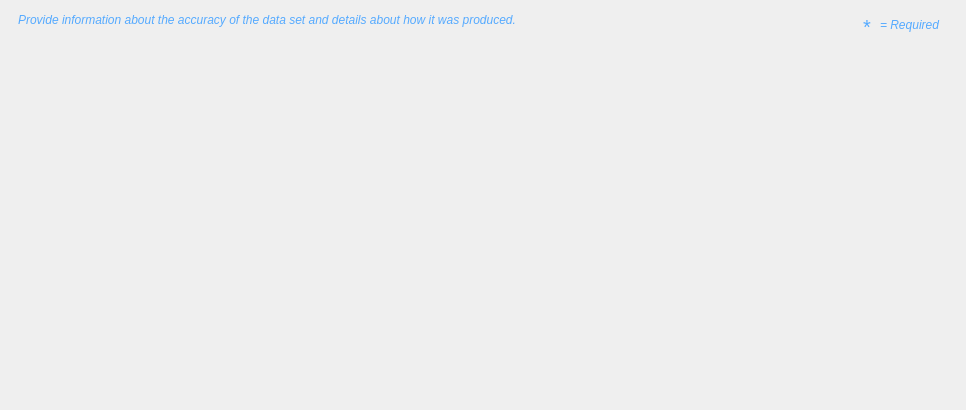
DOI-USGS/fort-pymdwizard, file pymdwizard/gui/ui_files/DataQuality.ui: the form before one commit.
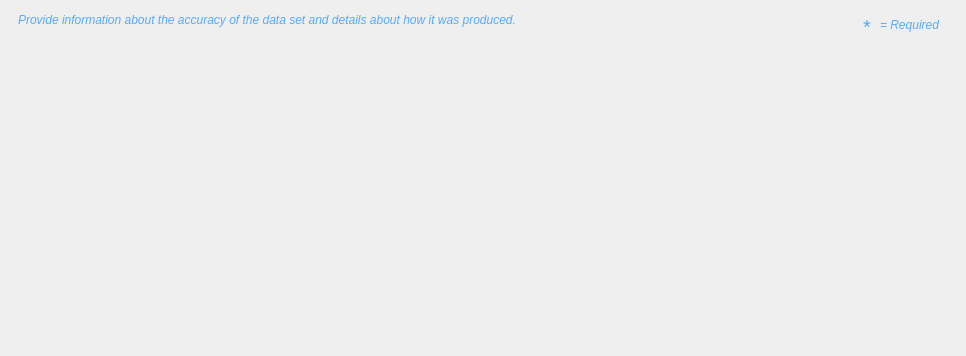
The form after the commit.

Commit message: changes to Data Qual tab

```diff
--- a/pymdwizard/gui/ui_files/DataQuality.ui
+++ b/pymdwizard/gui/ui_files/DataQuality.ui
@@ -7,7 +7,7 @@
     <x>0</x>
     <y>0</y>
     <width>966</width>
-    <height>410</height>
+    <height>356</height>
    </rect>
   </property>
   <property name="windowTitle">
@@ -273,7 +273,7 @@
         <x>0</x>
         <y>0</y>
         <width>955</width>
-        <height>361</height>
+        <height>307</height>
        </rect>
       </property>
       <layout class="QVBoxLayout" name="verticalLayout_3">
@@ -294,34 +294,16 @@
        </property>
        <item>
         <widget class="QWidget" name="two_column" native="true">
-         <layout class="QHBoxLayout" name="horizontalLayout_4">
-          <property name="spacing">
-           <number>1</number>
-          </property>
-          <property name="leftMargin">
-           <number>0</number>
-          </property>
-          <property name="topMargin">
-           <number>0</number>
-          </property>
-          <property name="rightMargin">
-           <number>0</number>
-          </property>
-          <property name="bottomMargin">
-           <number>0</number>
-          </property>
-          <item>
-           <layout class="QVBoxLayout" name="verticalLayout">
+         <layout class="QVBoxLayout" name="verticalLayout_7">
             <item>
              <layout class="QHBoxLayout" name="horizontalLayout_2">
-              <property name="leftMargin">
-               <number>2</number>
-              </property>
+            <item>
+             <layout class="QVBoxLayout" name="verticalLayout">
               <item>
                <widget class="QWidget" name="two_column_left" native="true">
                 <layout class="QVBoxLayout" name="verticalLayout_5">
                  <property name="leftMargin">
-                  <number>12</number>
+                  <number>18</number>
                  </property>
                  <property name="topMargin">
                   <number>3</number>
@@ -332,25 +314,26 @@
                  <property name="bottomMargin">
                   <number>3</number>
                  </property>
+                </layout>
+               </widget>
+              </item>
                  <item>
                   <spacer name="verticalSpacer">
                    <property name="orientation">
                     <enum>Qt::Vertical</enum>
                    </property>
-                   <property name="sizeType">
-                    <enum>QSizePolicy::MinimumExpanding</enum>
-                   </property>
                    <property name="sizeHint" stdset="0">
                     <size>
                      <width>20</width>
-                     <height>0</height>
+                  <height>40</height>
                     </size>
                    </property>
                   </spacer>
                  </item>
                 </layout>
-               </widget>
-              </item>
+            </item>
+            <item>
+             <layout class="QVBoxLayout" name="verticalLayout_6">
               <item>
                <widget class="QWidget" name="two_column_right" native="true">
                 <layout class="QVBoxLayout" name="verticalLayout_4">
@@ -366,24 +349,23 @@
                  <property name="bottomMargin">
                   <number>3</number>
                  </property>
+                </layout>
+               </widget>
+              </item>
                  <item>
                   <spacer name="verticalSpacer_2">
                    <property name="orientation">
                     <enum>Qt::Vertical</enum>
                    </property>
-                   <property name="sizeType">
-                    <enum>QSizePolicy::Minimum</enum>
-                   </property>
                    <property name="sizeHint" stdset="0">
                     <size>
                      <width>20</width>
-                     <height>0</height>
+                  <height>40</height>
                     </size>
                    </property>
                   </spacer>
                  </item>
                 </layout>
-               </widget>
               </item>
              </layout>
             </item>
@@ -407,7 +389,18 @@
               </item>
              </layout>
             </item>
-           </layout>
+          <item>
+           <spacer name="verticalSpacer_4">
+            <property name="orientation">
+             <enum>Qt::Vertical</enum>
+            </property>
+            <property name="sizeHint" stdset="0">
+             <size>
+              <width>20</width>
+              <height>89</height>
+             </size>
+            </property>
+           </spacer>
           </item>
          </layout>
         </widget>
```
Left out of the diff: 3 changed lines with no effect on the pictures. Lines whose indentation alone changed are shown as unchanged. The commit also changes 9 other files.
